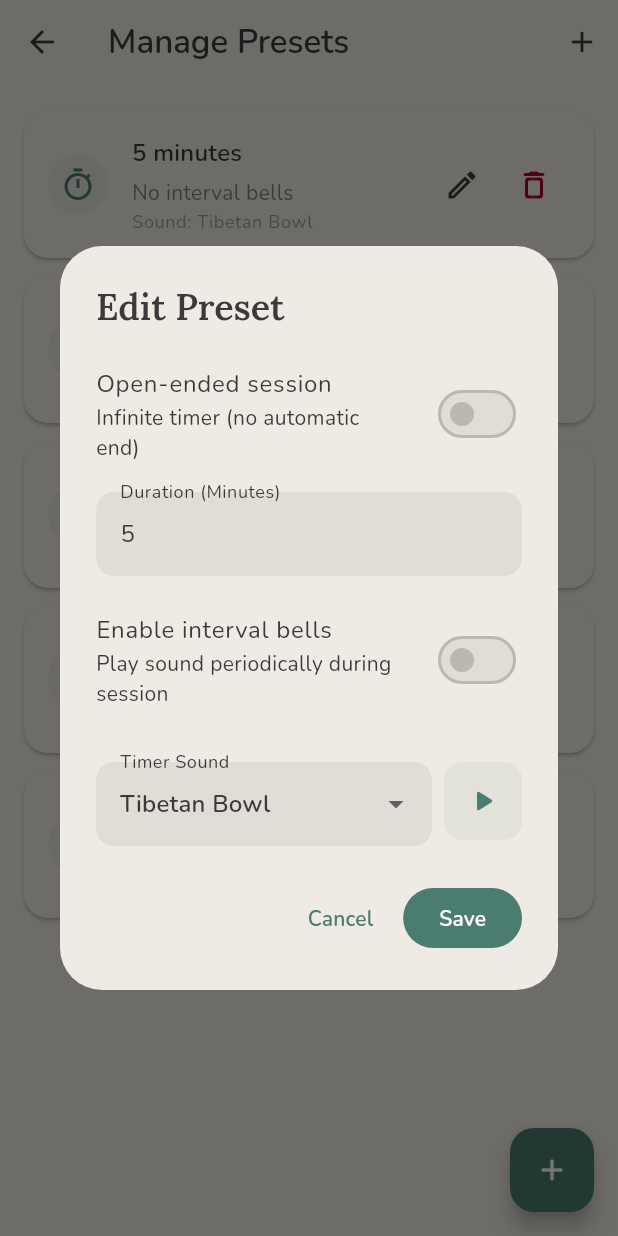
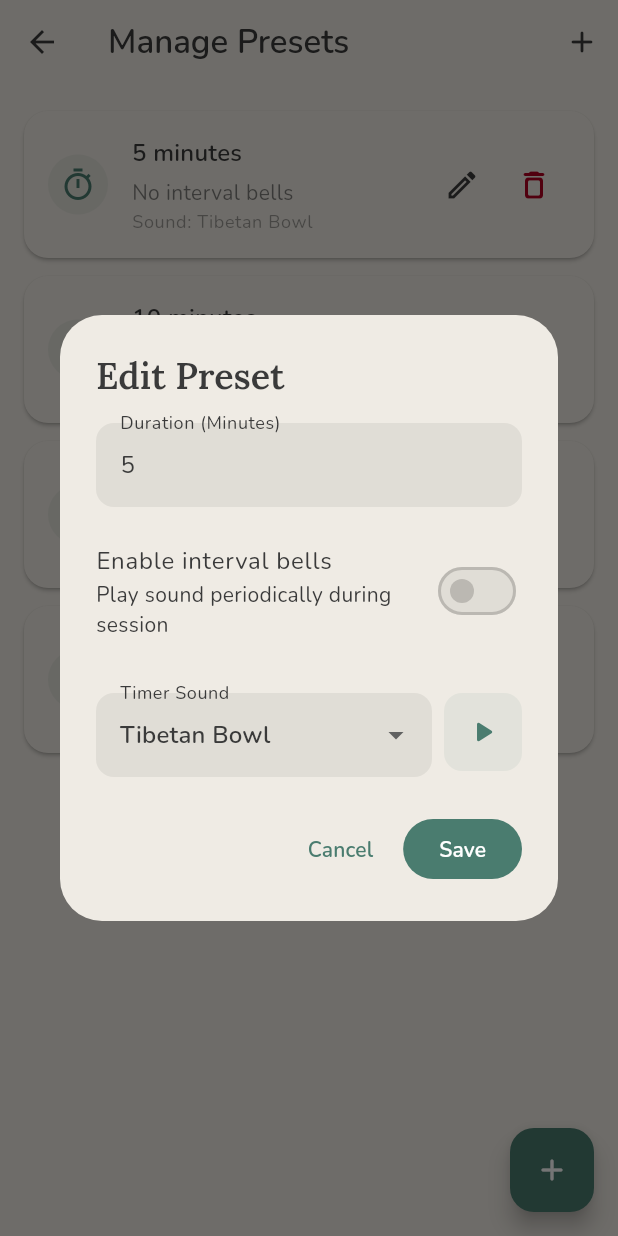
Before and after one commit to Natboa/Attend-Meditation-Aid, a Flutter app: the ManageTimersScreen screen opened by its route, after a tap on the "edit" icon, on a phone screen of 412 x 824 dp. Run offline on Flutter 3.47's test engine with Material 3 defaults, Android fonts, the phone set to English and light mode, and no system bars; our stand-ins replace flutter_local_notifications, flutter_riverpod, go_router, google_fonts, hive_flutter, just_audio and 3 more; missing offline and left inert: audio_session, workmanager; accounts and stored records are empty; statements that could not run were skipped.

Commit message:
feat: custom meditation timers duration & gatha title redundancy updates

```diff
--- a/lib/core/repositories/meditation_timer_repository.dart
+++ b/lib/core/repositories/meditation_timer_repository.dart
@@ -15,7 +15,10 @@ class MeditationTimerRepository {
     }
     try {
       final list = jsonDecode(jsonString) as List<dynamic>;
-      return list.map((e) => MeditationTimer.fromJson(e as Map<String, dynamic>)).toList();
+      return list
+          .map((e) => MeditationTimer.fromJson(e as Map<String, dynamic>))
+          .where((t) => t.duration != null)
+          .toList();
     } catch (_) {
       return _defaultTimers();
     }
@@ -52,12 +55,6 @@ class MeditationTimerRepository {
         interval: Duration(minutes: 5),
         soundId: 'tibetan_bowl',
       ),
-      const MeditationTimer(
-        id: 'default_open',
-        duration: null,
-        interval: null,
-        soundId: 'tibetan_bowl',
-      ),
     ];
   }
 }
--- a/lib/features/gathas/widgets/gatha_card.dart
+++ b/lib/features/gathas/widgets/gatha_card.dart
@@ -29,7 +29,7 @@ class GathaCard extends ConsumerWidget {
                   crossAxisAlignment: CrossAxisAlignment.start,
                   children: [
                     Text(
-                      gatha.title,
+                      gatha.displayTitle,
                       style: AppTextStyles.heading(context).copyWith(
                         fontSize: 16,
                         color: scheme.onSurface,
--- a/lib/features/home/views/home_screen.dart
+++ b/lib/features/home/views/home_screen.dart
@@ -105,6 +105,7 @@ class _PoemOfDayCard extends ConsumerWidget {
                     ),
                   ],
                 ),
+                if (gatha.hasRealTitle) ...[
                   const SizedBox(height: 12),
                   Text(
                     gatha.title,
@@ -114,6 +115,9 @@ class _PoemOfDayCard extends ConsumerWidget {
                     ),
                   ),
                   const SizedBox(height: 8),
+                ] else ...[
+                  const SizedBox(height: 12),
+                ],
                 Text(
                   gatha.preview(lines: 3),
                   style: AppTextStyles.poem(context).copyWith(
--- a/lib/features/timer/providers/meditation_timers_provider.dart
+++ b/lib/features/timer/providers/meditation_timers_provider.dart
@@ -34,18 +34,25 @@ final meditationTimersProvider = NotifierProvider<MeditationTimersNotifier, List
 class SelectedTimerNotifier extends Notifier<MeditationTimer?> {
   @override
   MeditationTimer? build() {
-    final timers = ref.watch(meditationTimersProvider);
-    if (timers.isEmpty) return null;
+    ref.listen<List<MeditationTimer>>(meditationTimersProvider, (previous, next) {
+      final current = state;
+      if (current == null) {
+        if (next.isNotEmpty) {
+          state = next.first;
+        }
+      } else {
+        // Keep current selected if it still exists in the list (possibly updated)
+        final matches = next.where((t) => t.id == current.id);
+        if (matches.isNotEmpty) {
+          state = matches.first;
+        } else {
+          state = next.isNotEmpty ? next.first : null;
+        }
+      }
+    });
 
-    // Keep current selected if it still exists in the list (possibly updated)
-    final current = state;
-    if (current != null) {
-      final matches = timers.where((t) => t.id == current.id);
-      if (matches.isNotEmpty) {
-        return matches.first;
-      }
-    }
-    return timers.first;
+    final initialTimers = ref.read(meditationTimersProvider);
+    return initialTimers.isNotEmpty ? initialTimers.first : null;
   }
 
   void select(MeditationTimer? timer) {
--- a/lib/features/timer/views/manage_timers_screen.dart
+++ b/lib/features/timer/views/manage_timers_screen.dart
@@ -108,7 +108,7 @@ class ManageTimersScreen extends ConsumerWidget {
                 final timer = timers[index];
                 final sound = SoundOption.findById(timer.soundId);
 
-                final durLabel = timer.duration != null ? '${timer.duration!.inMinutes} minutes' : 'Open session (∞)';
+                final durLabel = timer.duration != null ? '${timer.duration!.inMinutes} minutes' : '';
                 final intLabel = timer.interval != null ? 'Interval bell: every ${timer.interval!.inMinutes}m' : 'No interval bells';
                 final soundLabel = 'Sound: ${sound.displayName}';
 
@@ -127,7 +127,7 @@ class ManageTimersScreen extends ConsumerWidget {
                         shape: BoxShape.circle,
                       ),
                       child: Icon(
-                        timer.duration != null ? Icons.timer_outlined : Icons.all_inclusive_rounded,
+                        Icons.timer_outlined,
                         color: scheme.primary,
                       ),
                     ),
--- a/lib/features/timer/views/timer_screen.dart
+++ b/lib/features/timer/views/timer_screen.dart
@@ -78,10 +78,10 @@ class _TimerScreenState extends ConsumerState<TimerScreen>
 
   String _displayTime(TimerState s, MeditationTimer? selectedTimer) {
     if (s.isIdle) {
-      if (selectedTimer?.duration == null) {
-        return '∞';
+      if (selectedTimer?.duration != null) {
+        return DurationFormatter.format(selectedTimer!.duration!);
       }
-      return DurationFormatter.format(selectedTimer!.duration!);
+      return '00:00';
     }
     if (s.target == null) {
       return DurationFormatter.format(s.elapsed);
@@ -303,7 +303,7 @@ class _IdleControls extends StatelessWidget {
     if (duration != null) {
       startLabel = 'Begin ${DurationFormatter.label(duration)}';
     } else {
-      startLabel = 'Begin Open Session';
+      startLabel = 'Begin Session';
     }
 
     return Column(
--- a/lib/features/timer/widgets/meditation_timer_picker.dart
+++ b/lib/features/timer/widgets/meditation_timer_picker.dart
@@ -14,7 +14,7 @@ class MeditationTimerPicker extends StatelessWidget {
   final ValueChanged<MeditationTimer> onChanged;
 
   String _formatTimerLabel(MeditationTimer timer) {
-    final durStr = timer.duration != null ? '${timer.duration!.inMinutes}m' : '∞';
+    final durStr = timer.duration != null ? '${timer.duration!.inMinutes}m' : '';
     if (timer.interval != null) {
       return '$durStr (${timer.interval!.inMinutes}m bell)';
     }
--- a/lib/features/timer/widgets/timer_form_dialog.dart
+++ b/lib/features/timer/widgets/timer_form_dialog.dart
@@ -20,7 +20,6 @@ class TimerFormDialog extends StatefulWidget {
 class _TimerFormDialogState extends State<TimerFormDialog> {
   final _formKey = GlobalKey<FormState>();
 
-  late bool _isOpenEnded;
   late final TextEditingController _durationController;
   late bool _enableIntervals;
   late final TextEditingController _intervalController;
@@ -34,7 +33,6 @@ class _TimerFormDialogState extends State<TimerFormDialog> {
     super.initState();
     final t = widget.timer;
 
-    _isOpenEnded = t != null && t.duration == null;
     _durationController = TextEditingController(
       text: t?.duration != null ? t!.duration!.inMinutes.toString() : '10',
     );
@@ -79,7 +77,7 @@ class _TimerFormDialogState extends State<TimerFormDialog> {
   void _submit() {
     if (!_formKey.currentState!.validate()) return;
 
-    final durationMin = _isOpenEnded ? null : int.tryParse(_durationController.text);
+    final durationMin = int.tryParse(_durationController.text);
     final intervalMin = _enableIntervals ? int.tryParse(_intervalController.text) : null;
 
     final result = MeditationTimer(
@@ -104,22 +102,7 @@ class _TimerFormDialogState extends State<TimerFormDialog> {
           child: Column(
             mainAxisSize: MainAxisSize.min,
             children: [
-              // Open-ended Toggle
-              SwitchListTile(
-                contentPadding: EdgeInsets.zero,
-                title: const Text('Open-ended session'),
-                subtitle: const Text('Infinite timer (no automatic end)'),
-                value: _isOpenEnded,
-                onChanged: (val) {
-                  setState(() {
-                    _isOpenEnded = val;
-                  });
-                },
-              ),
-              const SizedBox(height: 12),
-
-              // Duration Input (if not open-ended)
-              if (!_isOpenEnded)
+              // Duration Input
               TextFormField(
                 controller: _durationController,
                 keyboardType: TextInputType.number,
@@ -185,11 +168,9 @@ class _TimerFormDialogState extends State<TimerFormDialog> {
                     if (intervalNum == null || intervalNum <= 0) {
                       return 'Must be greater than 0';
                     }
-                    if (!_isOpenEnded) {
                     final durNum = int.tryParse(_durationController.text) ?? 0;
                     if (durNum > 0 && intervalNum >= durNum) {
                       return 'Interval must be less than duration';
-                      }
                     }
                     return null;
                   },
@@ -202,6 +183,7 @@ class _TimerFormDialogState extends State<TimerFormDialog> {
                 children: [
                   Expanded(
                     child: DropdownButtonFormField<String>(
+                      isExpanded: true,
                       initialValue: _selectedSoundId,
                       decoration: InputDecoration(
                         labelText: 'Timer Sound',
```
Also changed, not shown: lib/core/models/gatha.dart (+31 -0 lines), lib/features/gathas/views/gatha_detail_screen.dart (+5 -4 lines). Lines whose indentation alone changed are shown as unchanged.
